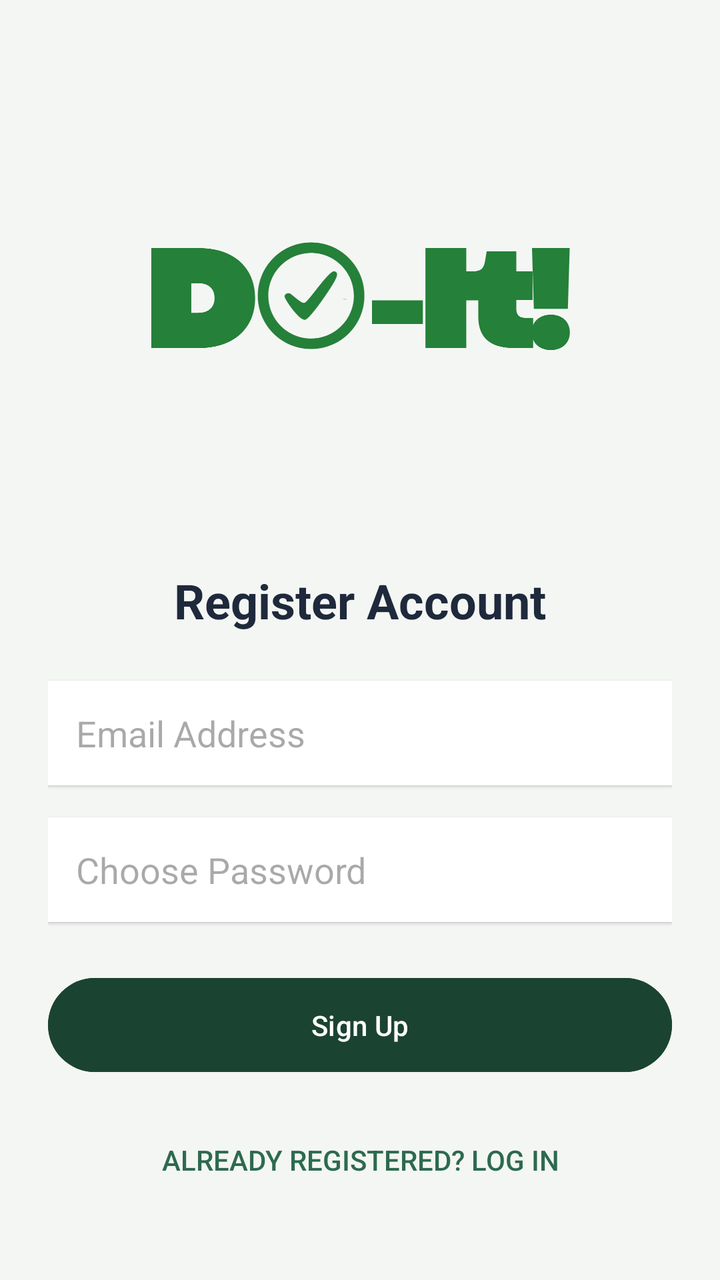
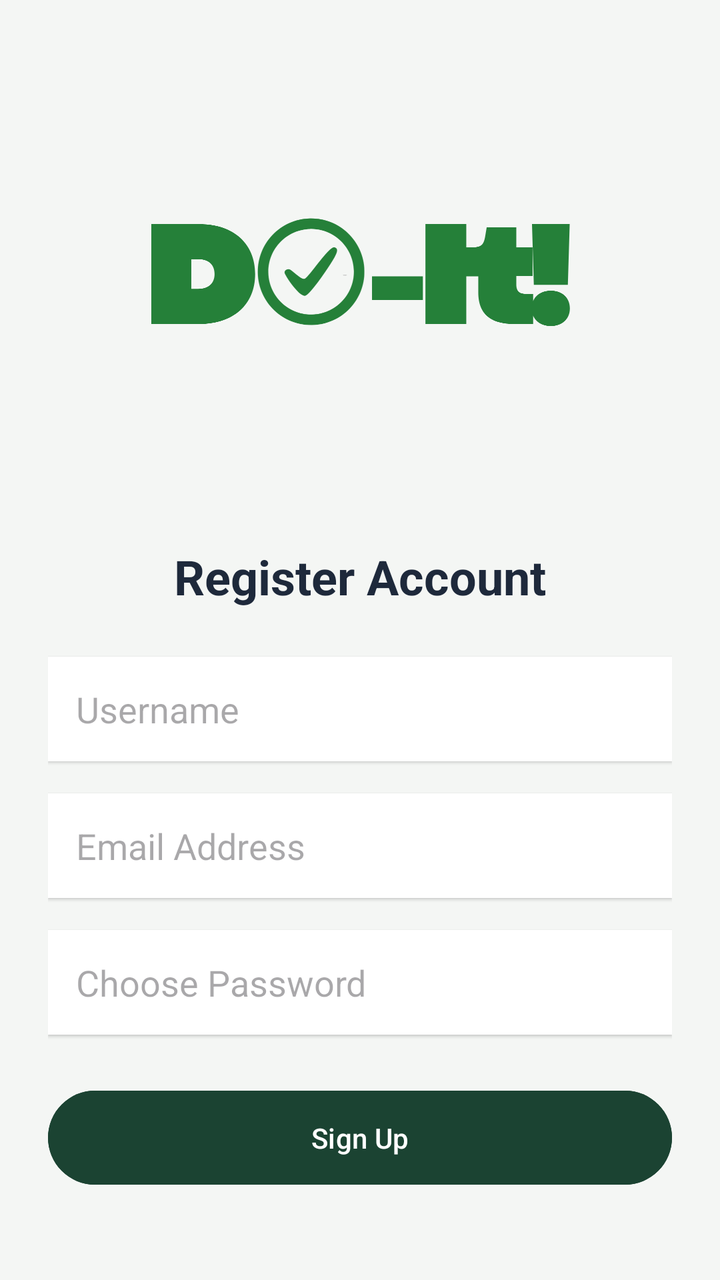

An Android layout rendered at two revisions. The XML below is the earlier revision; the diff shows what the commit changed to produce the second picture.
<!-- AndroidManifest.xml: application theme Theme.FreddyMercury -->
<!-- res/layout/activity_sign_up.xml -->
<?xml version="1.0" encoding="utf-8"?>
<LinearLayout xmlns:android="http://schemas.android.com/apk/res/android"
    android:orientation="vertical"
    android:padding="24dp"
    android:gravity="center"
    android:background="@color/bg_light"
    android:layout_width="match_parent"
    android:layout_height="match_parent">

    <ImageView
        android:layout_width="211dp"
        android:layout_height="224dp"
        android:layout_marginBottom="24dp"
        android:src="@drawable/do_it_" />

    <TextView
        android:layout_width="wrap_content"
        android:layout_height="wrap_content"
        android:text="Register Account"
        android:textColor="@color/text_primary"
        android:textSize="24sp"
        android:textStyle="bold"
        android:layout_marginBottom="24dp"/>

    <EditText
        android:id="@+id/emailInput"
        android:hint="Email Address"
        android:inputType="textEmailAddress"
        android:padding="14dp"
        android:background="@android:color/white"
        android:layout_marginBottom="16dp"
        android:elevation="1dp"
        android:layout_width="match_parent"
        android:layout_height="wrap_content"/>

    <EditText
        android:id="@+id/passwordInput"
        android:hint="Choose Password"
        android:inputType="textPassword"
        android:padding="14dp"
        android:background="@android:color/white"
        android:layout_marginBottom="24dp"
        android:elevation="1dp"
        android:layout_width="match_parent"
        android:layout_height="wrap_content"/>

    <Button
        android:id="@+id/signupBtn"
        android:text="Sign Up"
        android:textColor="#FFFFFF"
        android:backgroundTint="@color/colorPrimary"
        android:padding="14dp"
        android:layout_width="match_parent"
        android:layout_height="wrap_content"/>

    <Button
        android:id="@+id/LogIn"
        style="?android:attr/borderlessButtonStyle"
        android:textColor="@color/colorAccent"
        android:layout_marginTop="16dp"
        android:text="Already registered? Log In"
        android:layout_width="match_parent"
        android:layout_height="wrap_content" />
</LinearLayout>
<!-- resources referenced by this layout -->
<resources>
  <color name="bg_light">#F4F6F4</color>
  <color name="colorAccent">#2D6A4F</color>
  <color name="colorPrimary">#1B4332</color>
  <color name="text_primary">#1E293B</color>
  <!-- drawable do_it_: png bitmap (drawable, 39367 bytes) -->
  <style name="Theme.FreddyMercury" parent="Base.Theme.FreddyMercury" />
  <style name="Base.Theme.FreddyMercury" parent="Theme.Material3.DayNight.NoActionBar">
          
          
      </style>
</resources>

<!-- the commit's change to res/layout/activity_sign_up.xml (unified diff, before → after) -->
@@ -21,6 +21,18 @@
         android:textSize="24sp"
         android:textStyle="bold"
         android:layout_marginBottom="24dp"/>
+
+    
+    <EditText
+        android:id="@+id/usernameInput"
+        android:hint="Username"
+        android:inputType="textPersonName"
+        android:padding="14dp"
+        android:background="@android:color/white"
+        android:layout_marginBottom="16dp"
+        android:elevation="1dp"
+        android:layout_width="match_parent"
+        android:layout_height="wrap_content"/>
 
     <EditText
         android:id="@+id/emailInput"
